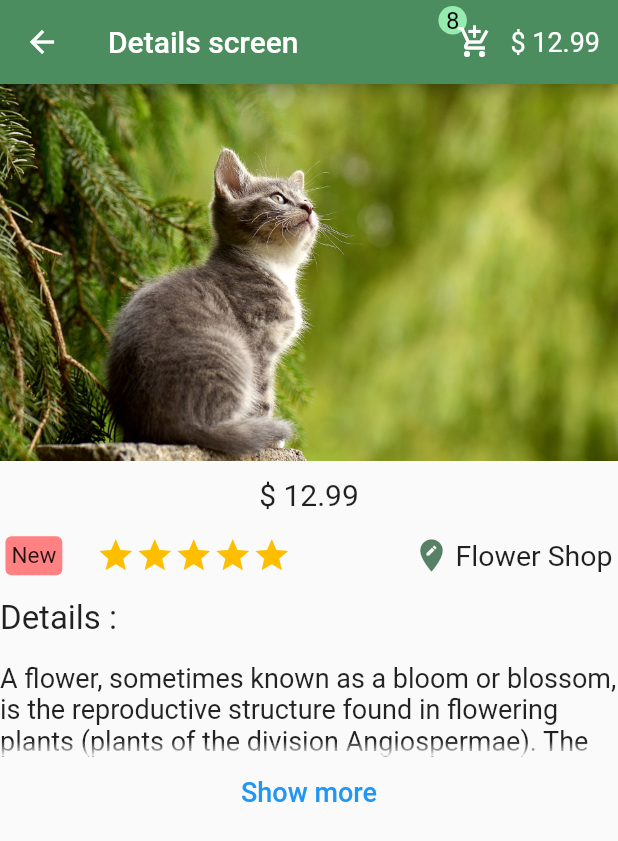
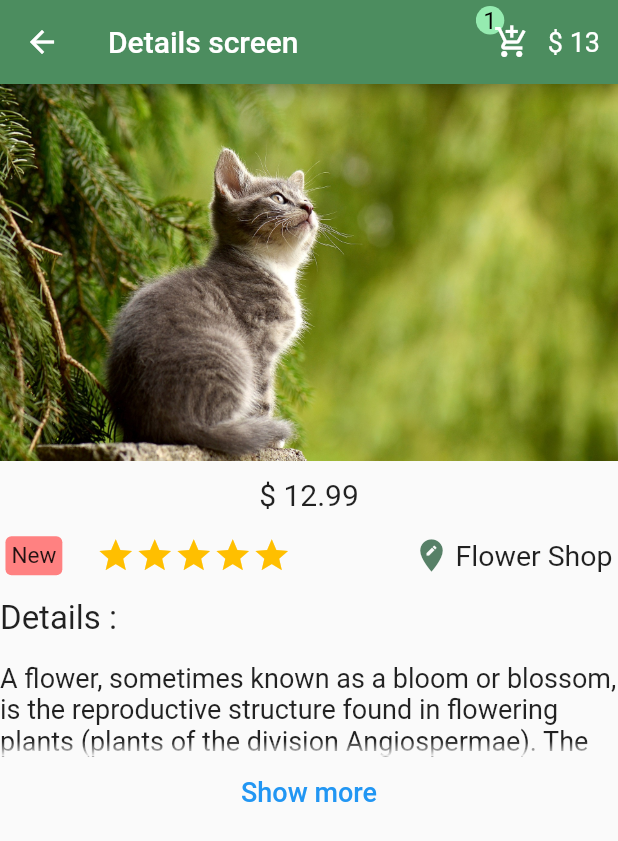
Before and after one commit to EslamElkurdi/E-Commerce-App, a Flutter app: the screen it shows after launch, after a tap on the "add" icon, after a tap on "12.99", on a phone screen of 412 x 824 dp. Shown: the top 841 px of the screen. Run offline on Flutter 3.47's test engine with Material 2 defaults, Android fonts, the phone set to English and light mode, and no system bars.

```diff
--- a/lib/screens/check_out_screen.dart
+++ b/lib/screens/check_out_screen.dart
@@ -0,0 +1,11 @@
+import 'package:flutter/material.dart';
+
+
+class CheckOut extends StatelessWidget {
+  const CheckOut({Key? key}) : super(key: key);
+
+  @override
+  Widget build(BuildContext context) {
+    return Container();
+  }
+}
--- a/lib/screens/details_screeen.dart
+++ b/lib/screens/details_screeen.dart
@@ -1,4 +1,5 @@
 import 'package:e_commerce/models/item_model_cat.dart';
+import 'package:e_commerce/shared/app_bar/app_bar.dart';
 import 'package:e_commerce/shared/colors/colors.dart';
 import 'package:flutter/material.dart';
 
@@ -20,40 +21,8 @@ class _DetailsScreenState extends State<DetailsScreen> {
   Widget build(BuildContext context) {
     return Scaffold(
         appBar: AppBar(
-          actions: [
-            Row(
-              children: [
-                Stack(
-                  children: [
-                    Positioned(
-                      bottom: 24,
-                      child: Container(
-                          padding:const EdgeInsets.all(5),
-                          decoration: const BoxDecoration(
-                              color:Color.fromARGB(211, 164, 255, 193),
-                              shape: BoxShape.circle),
-                          child:const Text(
-                            "8",
-                            style: TextStyle(
-                                fontSize: 16,
-                                color: Color.fromARGB(255, 0, 0, 0)),
-                          )),
-                    ),
-                    IconButton(
-                      onPressed: () {},
-                      icon:const Icon(Icons.add_shopping_cart),
-                    ),
-                  ],
-                ),
-                 Padding(
-                  padding: const EdgeInsets.only(right: 12),
-                  child: Text(
-                    "\$ ${widget.product.price}",
-                    style: const TextStyle(fontSize: 18),
-                  ),
-                ),
-              ],
-            ),
+          actions: const [
+            ProductsAndPrice(),
           ],
           backgroundColor: appbarGreen,
           title:const Text("Details screen"),
--- a/lib/screens/home_layout.dart
+++ b/lib/screens/home_layout.dart
@@ -1,6 +1,7 @@
 import 'package:e_commerce/models/item_model_cat.dart';
 import 'package:e_commerce/provider/cart.dart';
 import 'package:e_commerce/screens/details_screeen.dart';
+import 'package:e_commerce/shared/app_bar/app_bar.dart';
 import 'package:e_commerce/shared/colors/colors.dart';
 import 'package:flutter/material.dart';
 import 'package:provider/provider.dart';
@@ -66,42 +67,8 @@ class HomeLayout extends StatelessWidget {
         ),
       ),
         appBar: AppBar(
-          actions: [
-            Consumer<Cart>(builder: ((context, classInstancee, child) {
-              return Row(
-                children: [
-                  Stack(
-                    children: [
-                      Positioned(
-                        bottom: 24,
-                        child: Container(
-                            padding: const EdgeInsets.all(5),
-                            decoration: const BoxDecoration(
-                                color: Color.fromARGB(211, 164, 255, 193),
-                                shape: BoxShape.circle),
-                            child: Text(
-                              "${classInstancee.selectedProducts.length}",
-                              style: const TextStyle(
-                                  fontSize: 16,
-                                  color: Color.fromARGB(255, 0, 0, 0)),
-                            )),
-                      ),
-                      IconButton(
-                        onPressed: () {},
-                        icon: const Icon(Icons.add_shopping_cart),
-                      ),
-                    ],
-                  ),
-                  Padding(
-                    padding: const EdgeInsets.only(right: 12),
-                    child: Text(
-                      "\$ ${classInstancee.price}",
-                      style: const TextStyle(fontSize: 18),
-                    ),
-                  ),
-                ],
-              );
-            })),
+          actions:const [
+            ProductsAndPrice(),
           ],
           backgroundColor: appbarGreen,
           title: const Text("Home"),
--- a/lib/shared/app_bar/app_bar.dart
+++ b/lib/shared/app_bar/app_bar.dart
@@ -0,0 +1,52 @@
+import 'package:e_commerce/provider/cart.dart';
+import 'package:e_commerce/screens/check_out_screen.dart';
+import 'package:flutter/material.dart';
+import 'package:provider/provider.dart';
+
+class ProductsAndPrice extends StatelessWidget {
+  const ProductsAndPrice({Key? key}) : super(key: key);
+
+  @override
+  Widget build(BuildContext context) {
+    final cart = Provider.of<Cart>(context);
+    return Row(
+      children: [
+        Stack(
+          children: [
+            Positioned(
+              bottom: 24,
+              child: Container(
+                  padding: const EdgeInsets.all(5),
+                  decoration: const BoxDecoration(
+                      color: Color.fromARGB(211, 164, 255, 193),
+                      shape: BoxShape.circle),
+                  child: Text(
+                    "${cart.selectedProducts.length}",
+                    style: const TextStyle(
+                        fontSize: 16, color: Color.fromARGB(255, 0, 0, 0)),
+                  )),
+            ),
+            IconButton(
+              onPressed: () {
+                Navigator.push(
+                  context,
+                  MaterialPageRoute(
+                    builder: (context) => const CheckOut(),
+                  ),
+                );
+              },
+              icon: const Icon(Icons.add_shopping_cart),
+            ),
+          ],
+        ),
+        Padding(
+          padding: const EdgeInsets.only(right: 12),
+          child: Text(
+            "\$ ${cart.price}",
+            style: const TextStyle(fontSize: 18),
+          ),
+        ),
+      ],
+    );
+  }
+}
```
